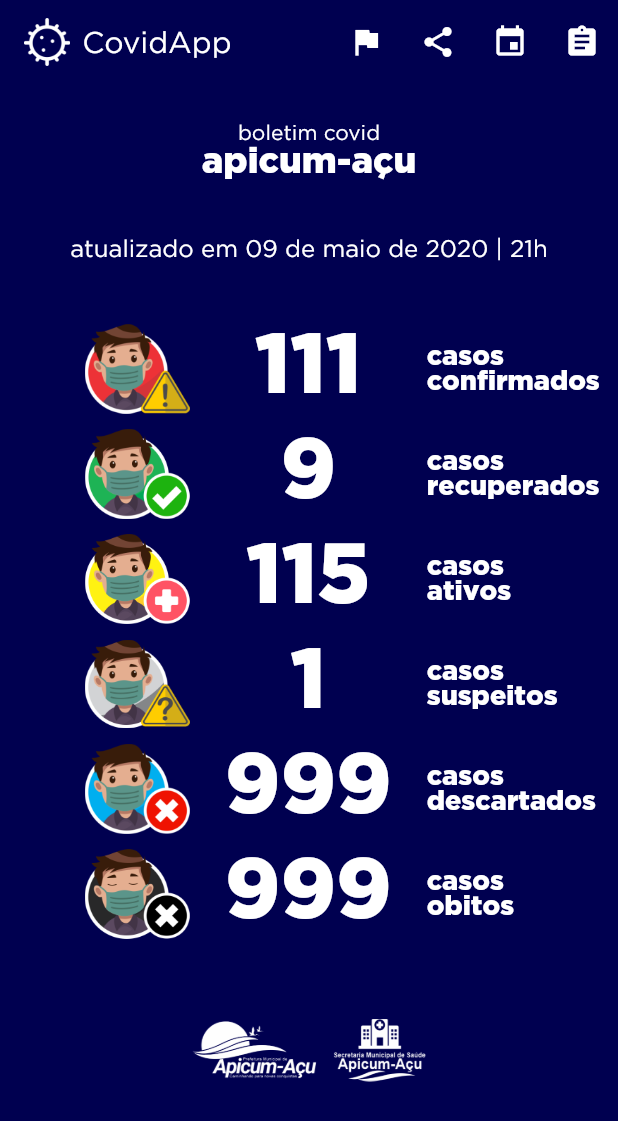
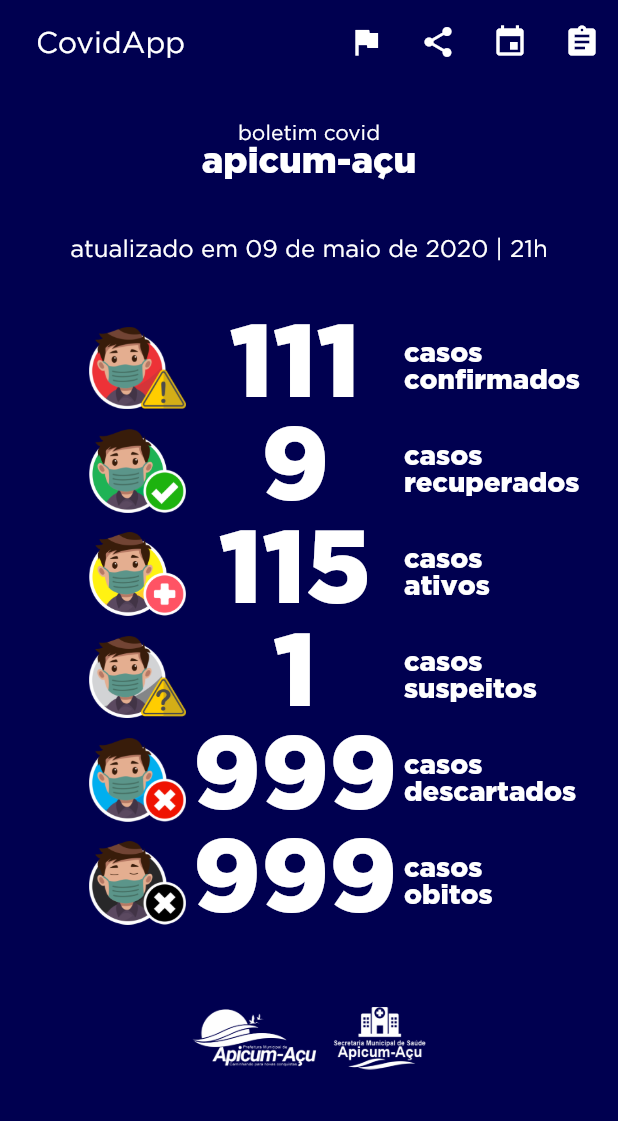
Before and after one commit to mfklcp/covidapp, a Flutter app: the screen it shows after launch, on a phone screen of 412 x 824 dp. Shown: the top 1121 px of the screen. Run offline on Flutter 3.47's test engine with Material 2 defaults, Android fonts, the phone set to English and light mode, and no system bars.

Commit message:
Responsive

```diff
--- a/lib/View/DadosInformativos.dart
+++ b/lib/View/DadosInformativos.dart
@@ -53,21 +53,30 @@ class DadosInformativos extends StatelessWidget {
 
   @override
   Widget build(BuildContext context) {
+    final queryData = MediaQuery.of(context);
+
     return Row(mainAxisAlignment: MainAxisAlignment.center, children: <Widget>[
-      Container(width: 50,color: Colors.white //CONTAINER VAZIO PARA AJUSTAR O ALINHAMENTO
+      Container(
+
+          width: 50,
+          color: Colors.white //CONTAINER VAZIO PARA AJUSTAR O ALINHAMENTO
           ),
       Container(
           alignment: Alignment.centerRight,
-          width: 74,
+
+          //height: queryData.size.height / 1,
+          width: queryData.size.width / 6,
+
           child: ImagensDoentes(referenciaTipo)), //FAZER ENUM
       Container(
         alignment: Alignment.center,
-        width: 150,
+        width: queryData.size.width / 3,
         child: NumeroCasos(numeroCasos.toString()),
       ),
       Container(
           alignment: Alignment.centerLeft,
-          width: 125,
+          height: queryData.size.width / 6,
+          width: queryData.size.width / 3,
           child: LegendaCasos(referenciaTipo)),
     ]);
   }
--- a/lib/View/LegendaCasos.dart
+++ b/lib/View/LegendaCasos.dart
@@ -7,13 +7,14 @@ class LegendaCasos extends StatelessWidget {
 
   @override
   Widget build(BuildContext context) {
+    final queryData = MediaQuery.of(context);
     return Padding(
       padding: const EdgeInsets.fromLTRB(4, 0, 0, 0),
       child: Container(
         child: Text('casos\n$legendaCasos',
             style: TextStyle(
               color: Colors.white,
-              fontSize: 18.0,
+              fontSize: queryData.size.height/45,
               fontFamily: 'Gotham-black',
             )),
       ),
--- a/lib/View/NumeroCasos.dart
+++ b/lib/View/NumeroCasos.dart
@@ -7,11 +7,13 @@ class NumeroCasos extends StatelessWidget {
 
   @override
   Widget build(BuildContext context) {
+    final queryData = MediaQuery.of(context);
+
     return (Container(
       child: Text(numeroCasos,
           style: TextStyle(
             color: Colors.white,
-            fontSize: 56.0,
+            fontSize: queryData.size.height/12,
             fontFamily: 'Gotham-black',
           )),
     ));
--- a/lib/View/TelaPrincipal.dart
+++ b/lib/View/TelaPrincipal.dart
@@ -5,6 +5,9 @@ import 'DadosInformativos.dart';
 class TelaPrincipal extends StatelessWidget {
   @override
   Widget build(BuildContext context) {
+
+    final queryData = MediaQuery.of(context);
+
     return Scaffold(
       backgroundColor: Color.fromRGBO(0, 0, 80, 1),
       appBar: AppBar(
@@ -13,11 +16,11 @@ class TelaPrincipal extends StatelessWidget {
         title: Row(
           //  mainAxisAlignment: MainAxisAlignment.center,
           children: [
-            Image.asset(
-              'img/logo.png',
-              fit: BoxFit.contain,
-              height: 32,
-            ),
+            //Image.asset(
+              //'img/logo.png',
+              //fit: BoxFit.contain,
+              //height: 32,
+            //),
             Container(
               padding: const EdgeInsets.fromLTRB(8, 0, 0, 0),
               child: Text(
```
